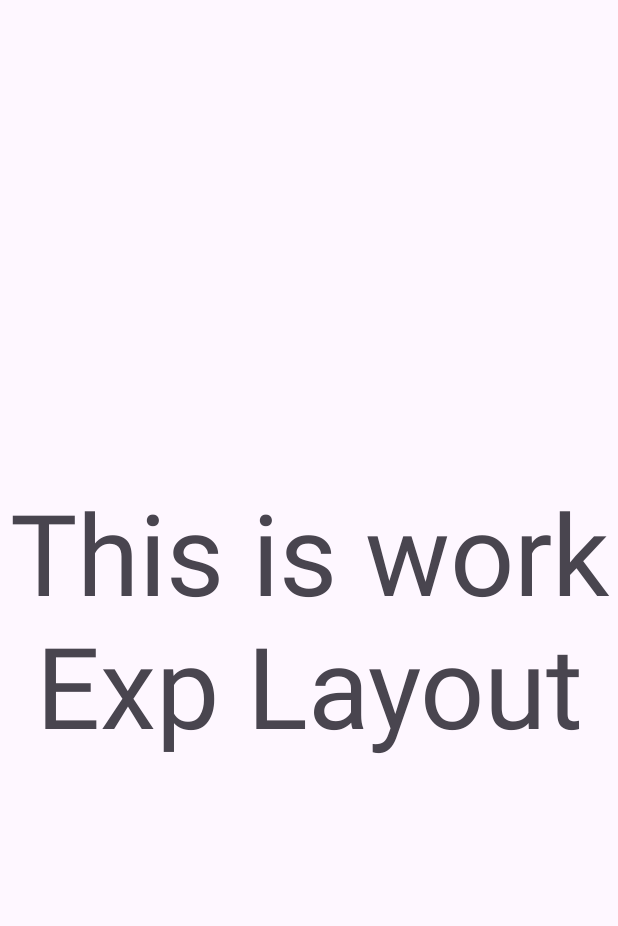
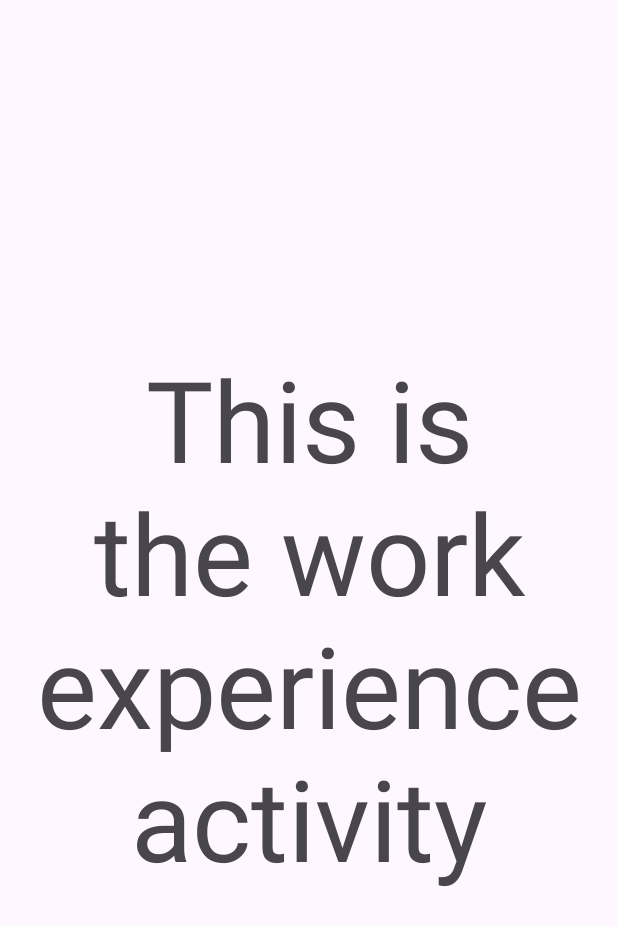
Before and after one commit to rohansamant1/PortFolio_App, an Android app: the screen it shows after launch (WorkExpAcrivity before the commit, WorkExperienceActivity after it), after a tap on "Work Experience", on a phone screen of 412 x 824 dp. Shown: the top 926 px of the screen. Run offline under Robolectric (Android 15) with nearby library versions, the phone set to English and light mode, and no system bars.

Commit message:
all intents mapped, warnings fixed

```diff
--- a/app/src/main/AndroidManifest.xml
+++ b/app/src/main/AndroidManifest.xml
@@ -30,11 +30,11 @@
             android:exported="false"
             android:windowSoftInputMode="adjustResize" />
         <activity
-            android:name=".AchivementActivity"
+            android:name=".AchievementActivity"
             android:exported="false"
             android:windowSoftInputMode="adjustResize" />
         <activity
-            android:name=".WorkExpAcrivity"
+            android:name=".WorkExperienceActivity"
             android:exported="false"
             android:windowSoftInputMode="adjustResize" />
     </application>
--- a/app/src/main/java/com/example/myapplication/AchivementActivity.kt
+++ b/app/src/main/java/com/example/myapplication/AchievementActivity.kt
@@ -6,11 +6,11 @@ import androidx.appcompat.app.AppCompatActivity
 import androidx.core.view.ViewCompat
 import androidx.core.view.WindowInsetsCompat
 
-class AchivementActivity : AppCompatActivity() {
+class AchievementActivity : AppCompatActivity() {
     override fun onCreate(savedInstanceState: Bundle?) {
         super.onCreate(savedInstanceState)
         enableEdgeToEdge()
-        setContentView(R.layout.activity_achivement)
+        setContentView(R.layout.activity_achievement)
         ViewCompat.setOnApplyWindowInsetsListener(findViewById(R.id.main)) { v, insets ->
             val systemBars = insets.getInsets(WindowInsetsCompat.Type.systemBars())
             v.setPadding(systemBars.left, systemBars.top, systemBars.right, systemBars.bottom)
--- a/app/src/main/java/com/example/myapplication/MainActivity.kt
+++ b/app/src/main/java/com/example/myapplication/MainActivity.kt
@@ -19,24 +19,27 @@ class MainActivity : AppCompatActivity() {
             insets
         }
 
-        val buttonSkills= findViewById<Button>(R.id.btnSkills)
+        val buttonSkills = findViewById<Button>(R.id.btnSkills)
         buttonSkills.setOnClickListener {
             val intent = Intent(this, SkillsActivity::class.java)
             startActivity(intent)
         }
-        val buttonEducation= findViewById<Button>(R.id.btnEdu)
+
+        val buttonEducation = findViewById<Button>(R.id.btnEdu)
         buttonEducation.setOnClickListener {
             val intent = Intent(this, EducationActivity::class.java)
             startActivity(intent)
         }
-        val buttonAchivement= findViewById<Button>(R.id.btnAchiev)
-        buttonAchivement.setOnClickListener {
-            val intent = Intent(this, AchivementActivity::class.java)
+
+        val buttonAchievement = findViewById<Button>(R.id.btnAchiev)
+        buttonAchievement.setOnClickListener {
+            val intent = Intent(this, AchievementActivity::class.java)
             startActivity(intent)
         }
-        val buttonWorkxp= findViewById<Button>(R.id.btnWxp)
-        buttonWorkxp.setOnClickListener {
-            val intent = Intent(this, WorkExpAcrivity::class.java)
+
+        val buttonWorkExp = findViewById<Button>(R.id.btnWxp)
+        buttonWorkExp.setOnClickListener {
+            val intent = Intent(this, WorkExperienceActivity::class.java)
             startActivity(intent)
         }
     }
--- a/app/src/main/java/com/example/myapplication/WorkExpAcrivity.kt
+++ b/app/src/main/java/com/example/myapplication/WorkExperienceActivity.kt
@@ -6,11 +6,11 @@ import androidx.appcompat.app.AppCompatActivity
 import androidx.core.view.ViewCompat
 import androidx.core.view.WindowInsetsCompat
 
-class WorkExpAcrivity : AppCompatActivity() {
+class WorkExperienceActivity : AppCompatActivity() {
     override fun onCreate(savedInstanceState: Bundle?) {
         super.onCreate(savedInstanceState)
         enableEdgeToEdge()
-        setContentView(R.layout.activity_work_exp_acrivity)
+        setContentView(R.layout.activity_work_experience)
         ViewCompat.setOnApplyWindowInsetsListener(findViewById(R.id.main)) { v, insets ->
             val systemBars = insets.getInsets(WindowInsetsCompat.Type.systemBars())
             v.setPadding(systemBars.left, systemBars.top, systemBars.right, systemBars.bottom)
--- a/app/src/main/res/layout/activity_work_exp_acrivity.xml
+++ b/app/src/main/res/layout/activity_achievement.xml
@@ -1,22 +1,20 @@
 <?xml version="1.0" encoding="utf-8"?>
 <LinearLayout
     xmlns:android="http://schemas.android.com/apk/res/android"
-    xmlns:app="http://schemas.android.com/apk/res-auto"
     xmlns:tools="http://schemas.android.com/tools"
     android:id="@+id/main"
     android:layout_width="match_parent"
     android:layout_height="match_parent"
     android:orientation="horizontal"
-    tools:context=".WorkExpAcrivity">
-
+    tools:context=".AchievementActivity">
 
     <TextView
-        android:id="@+id/textView4"
+        android:id="@+id/textView2"
         android:layout_width="0dp"
         android:layout_height="wrap_content"
+        android:layout_weight="1"
         android:layout_gravity="center"
         android:gravity="center"
-        android:textSize="75sp"
-        android:layout_weight="1"
-        android:text="This is work Exp Layout" />
+        android:textSize="70sp"
+        android:text="@string/achievement_activity_text" />
 </LinearLayout>
--- a/app/src/main/res/layout/activity_education.xml
+++ b/app/src/main/res/layout/activity_education.xml
@@ -1,14 +1,12 @@
 <?xml version="1.0" encoding="utf-8"?>
 <LinearLayout
     xmlns:android="http://schemas.android.com/apk/res/android"
-    xmlns:app="http://schemas.android.com/apk/res-auto"
     xmlns:tools="http://schemas.android.com/tools"
     android:id="@+id/main"
     android:layout_width="match_parent"
     android:layout_height="match_parent"
     android:orientation="horizontal"
     tools:context=".EducationActivity">
-
 
     <TextView
         android:id="@+id/textView3"
@@ -18,5 +16,5 @@
         android:gravity="center"
         android:textSize="75sp"
         android:layout_weight="1"
-        android:text="This is Education Activity Intent" />
+        android:text="@string/education_activity_text" />
 </LinearLayout>
--- a/app/src/main/res/layout/activity_skills.xml
+++ b/app/src/main/res/layout/activity_skills.xml
@@ -2,13 +2,11 @@
 <LinearLayout
     xmlns:android="http://schemas.android.com/apk/res/android"
     xmlns:tools="http://schemas.android.com/tools"
-    xmlns:app="http://schemas.android.com/apk/res-auto"
     android:id="@+id/main"
     android:layout_width="match_parent"
     android:layout_height="match_parent"
     android:orientation="horizontal"
     tools:context=".SkillsActivity">
-
 
     <TextView
         android:id="@+id/textView"
@@ -18,5 +16,5 @@
         android:gravity="center"
         android:textSize="80sp"
         android:layout_weight="1"
-        android:text="This is the skills activity" />
+        android:text="@string/skills_activity_text" />
 </LinearLayout>
--- a/app/src/main/res/layout/activity_achivement.xml
+++ b/app/src/main/res/layout/activity_work_experience.xml
@@ -1,21 +1,20 @@
 <?xml version="1.0" encoding="utf-8"?>
 <LinearLayout
     xmlns:android="http://schemas.android.com/apk/res/android"
-    xmlns:app="http://schemas.android.com/apk/res-auto"
     xmlns:tools="http://schemas.android.com/tools"
     android:id="@+id/main"
     android:layout_width="match_parent"
     android:layout_height="match_parent"
     android:orientation="horizontal"
-    tools:context=".AchivementActivity">
+    tools:context=".WorkExperienceActivity">
 
     <TextView
-        android:id="@+id/textView2"
+        android:id="@+id/textView4"
         android:layout_width="0dp"
         android:layout_height="wrap_content"
-        android:layout_weight="1"
         android:layout_gravity="center"
         android:gravity="center"
-        android:textSize="70sp"
-        android:text="This is Achivement Activity" />
+        android:textSize="75sp"
+        android:layout_weight="1"
+        android:text="@string/work_exp_activity_text" />
 </LinearLayout>
```
Also changed, not shown: app/src/main/res/layout/activity_main.xml (+10 -7 lines), app/src/main/res/values/strings.xml (+6 -1 lines).
